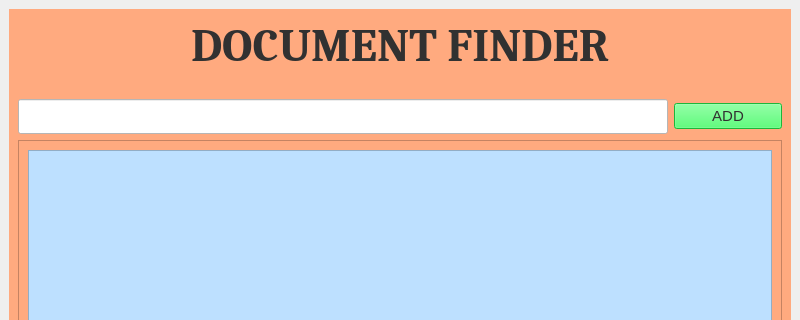
The window that AutoNBS_GUI/appGui.ui (harsha0571/Automated_NLP_Based_Data_Handler) describes before a commit, drawn with Qt 5; both pictures show x 0 to 800 and y 0 to 320 of the 800 by 600 pixel window.
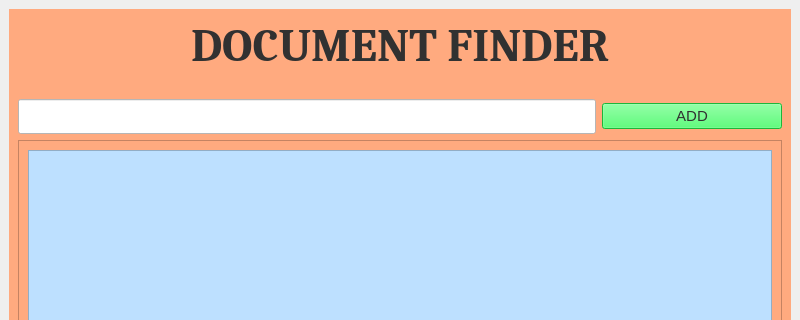
The same window after the commit. The open tabs and pages were chosen to show the change.

```diff
--- a/AutoNBS_GUI/appGui.ui
+++ b/AutoNBS_GUI/appGui.ui
@@ -207,6 +207,18 @@
        </layout>
       </widget>
       <widget class="QWidget" name="page_3">
+       <property name="sizePolicy">
+        <sizepolicy hsizetype="Preferred" vsizetype="Preferred">
+         <horstretch>0</horstretch>
+         <verstretch>0</verstretch>
+        </sizepolicy>
+       </property>
+       <property name="minimumSize">
+        <size>
+         <width>640</width>
+         <height>480</height>
+        </size>
+       </property>
        <layout class="QVBoxLayout" name="verticalLayout_2">
         <item>
          <widget class="QLabel" name="docLabel">
@@ -245,6 +257,12 @@
          <layout class="QHBoxLayout" name="horizontalLayout">
           <item>
            <widget class="QLineEdit" name="keyEntry">
+            <property name="sizePolicy">
+             <sizepolicy hsizetype="Preferred" vsizetype="Fixed">
+              <horstretch>0</horstretch>
+              <verstretch>0</verstretch>
+             </sizepolicy>
+            </property>
             <property name="minimumSize">
              <size>
               <width>0</width>
```
Left out of the diff: 41 changed lines with no effect on the pictures.
